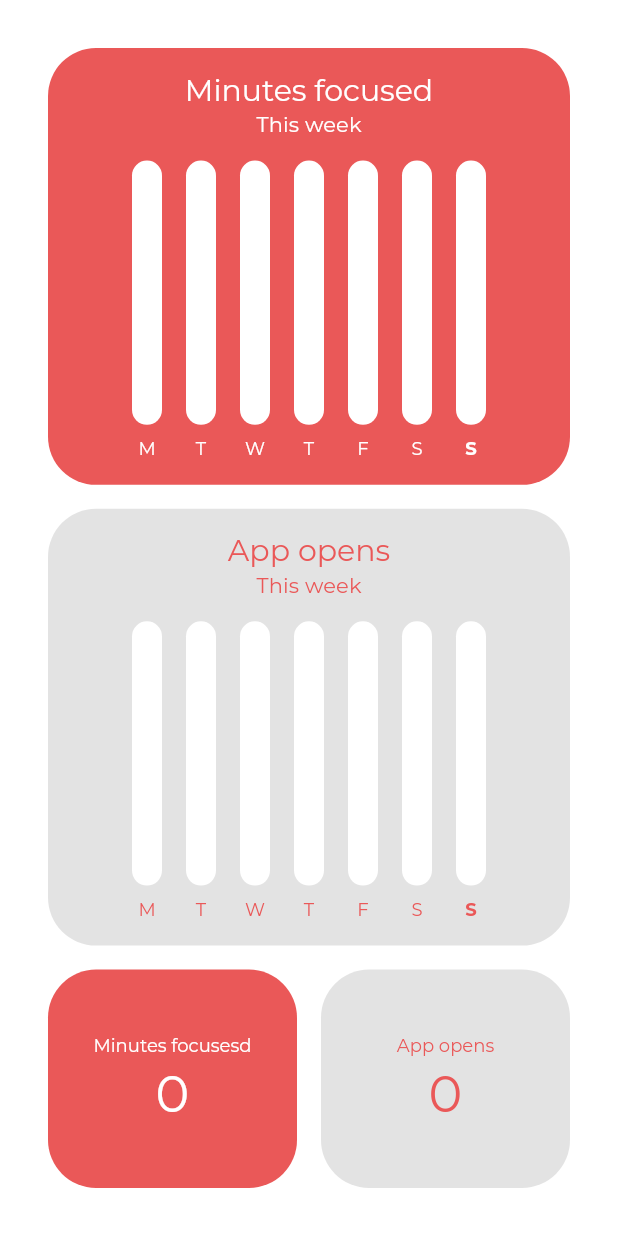
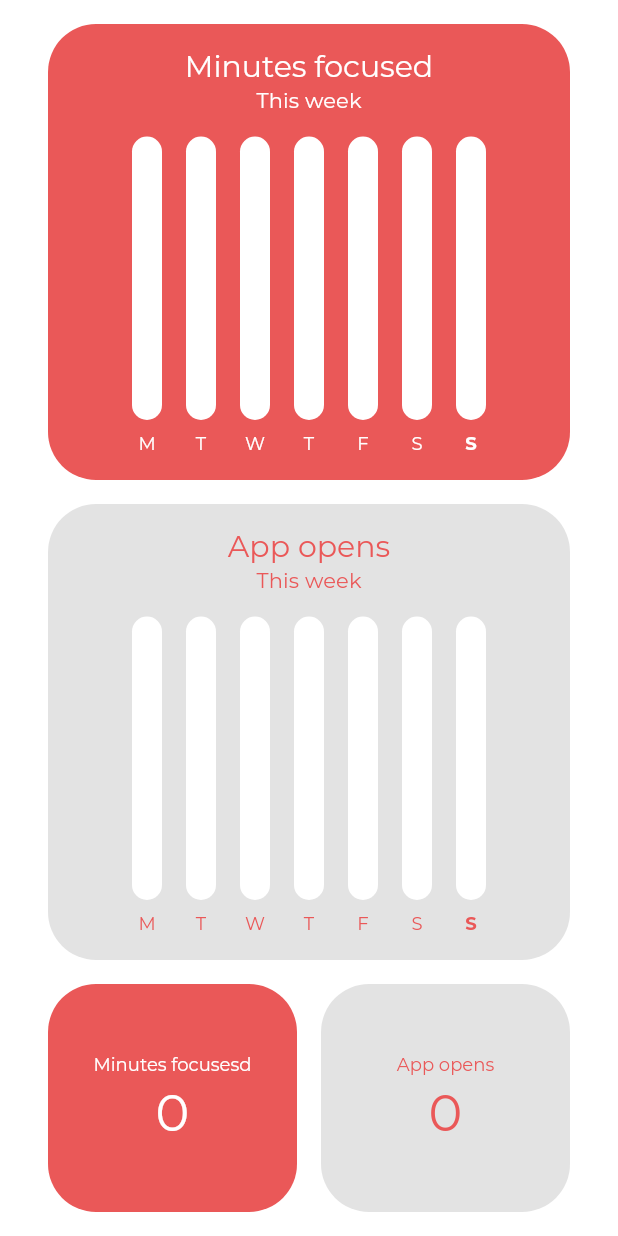
Before and after one commit to wojtekoziol/pocus, a Flutter app: the StatsPage widget shown alone on an empty page, opened directly, on a phone screen of 412 x 824 dp. Run offline on Flutter 3.47's test engine with Material 2 defaults, Android fonts, the phone set to English and light mode, and no system bars; drawn by our look-alikes of fl_chart; our stand-ins replace flutter_hooks, flutter_riverpod, freezed_annotation, hooks_riverpod, percent_indicator, shared_preferences and 1 more; accounts and stored records are empty.

Commit message:
Fix stats page padding

```diff
--- a/lib/src/pages/stats/stats_page.dart
+++ b/lib/src/pages/stats/stats_page.dart
@@ -10,7 +10,7 @@ class StatsPage extends StatelessWidget {
     final theme = Theme.of(context);
 
     return Padding(
-      padding: EdgeInsets.all(32),
+      padding: EdgeInsets.symmetric(horizontal: 32, vertical: 16),
       child: Column(
         children: [
           Expanded(
```
